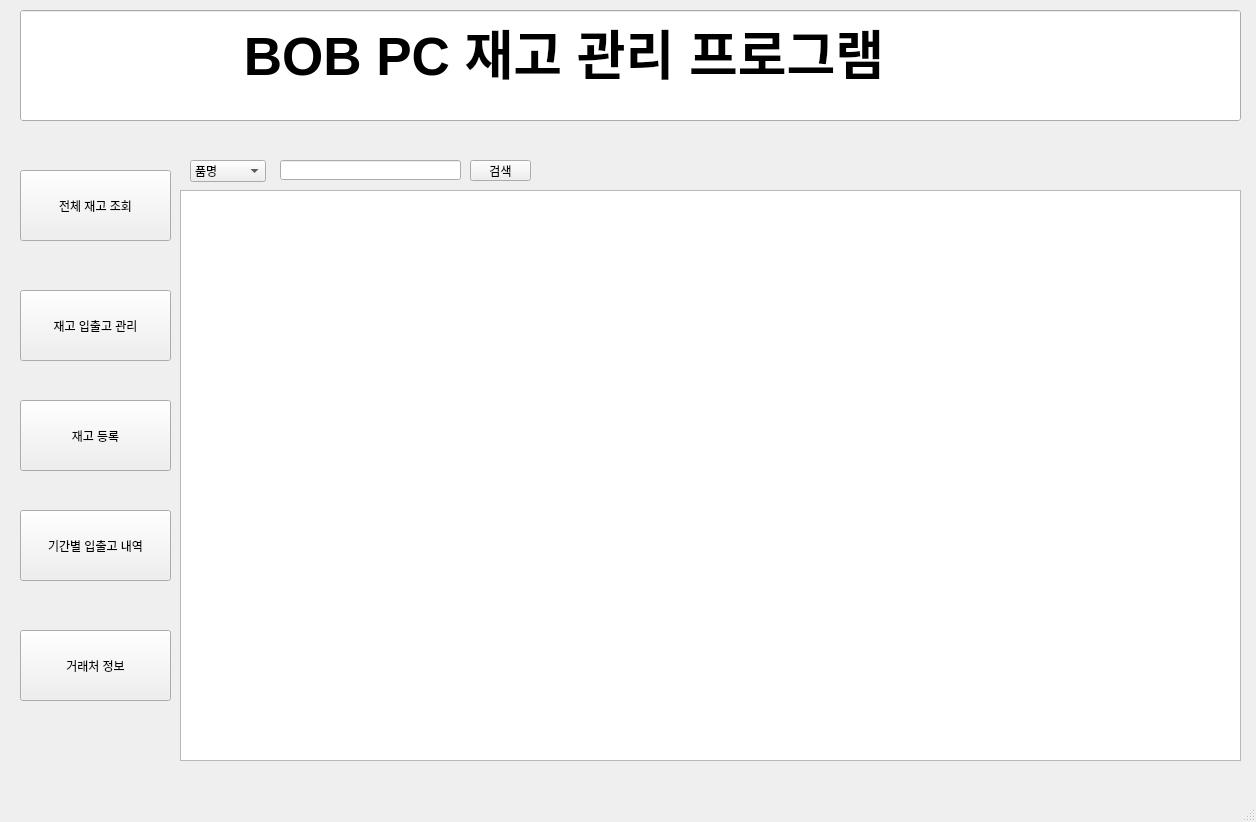
Old version of the form bob.ui in the repository Saintone11/pcstmg.
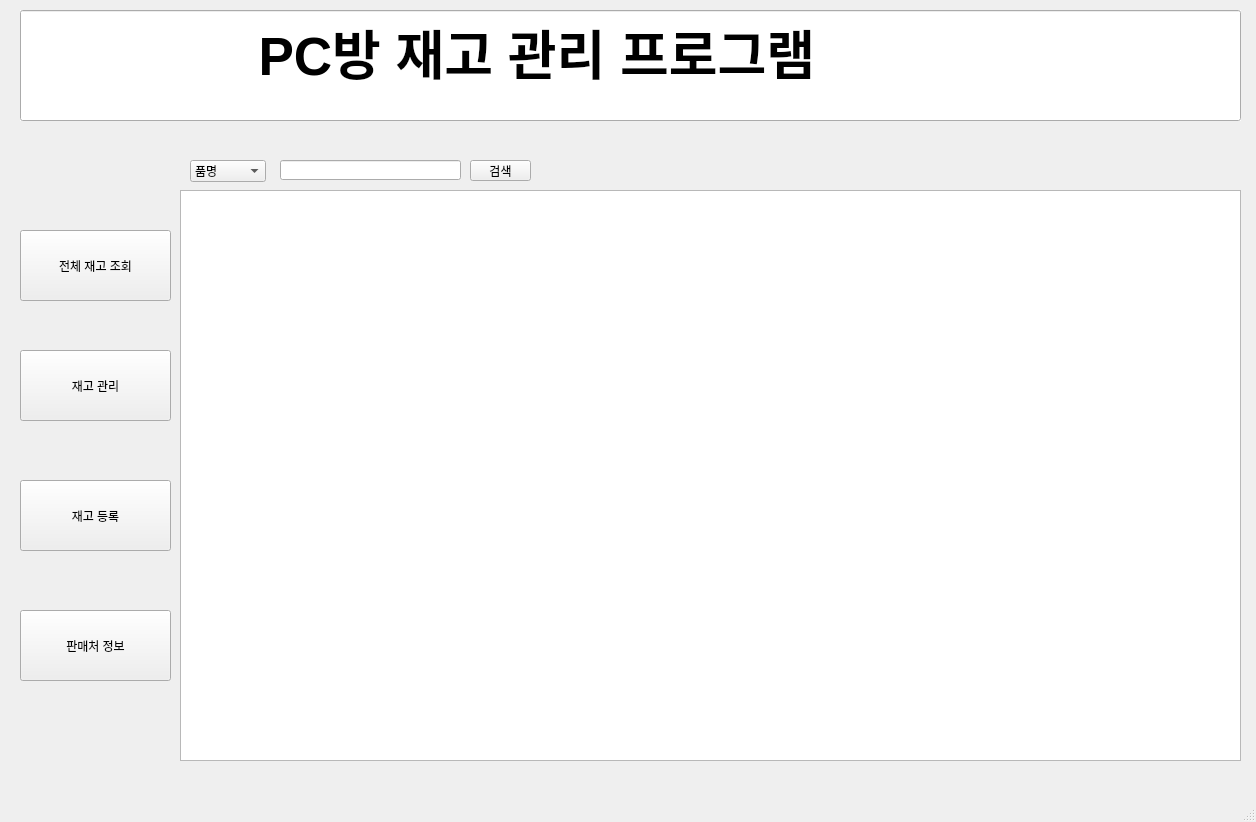
New version of the form.

```diff
--- a/bob.ui
+++ b/bob.ui
@@ -37,14 +37,14 @@
      <bool>true</bool>
     </property>
     <property name="text">
-     <string>               BOB PC 재고 관리 프로그램</string>
+     <string>                PC방 재고 관리 프로그램</string>
     </property>
    </widget>
    <widget class="QPushButton" name="pushButton_View">
     <property name="geometry">
      <rect>
       <x>20</x>
-      <y>170</y>
+      <y>230</y>
       <width>151</width>
       <height>71</height>
      </rect>
@@ -53,24 +53,11 @@
      <string>전체 재고 조회</string>
     </property>
    </widget>
-   <widget class="QPushButton" name="pushButton_manage">
-    <property name="geometry">
-     <rect>
-      <x>20</x>
-      <y>290</y>
-      <width>151</width>
-      <height>71</height>
-     </rect>
-    </property>
-    <property name="text">
-     <string>재고 입출고 관리</string>
-    </property>
-   </widget>
    <widget class="QPushButton" name="pushButton_enroll">
     <property name="geometry">
      <rect>
       <x>20</x>
-      <y>400</y>
+      <y>480</y>
       <width>151</width>
       <height>71</height>
      </rect>
@@ -79,30 +66,30 @@
      <string>재고 등록</string>
     </property>
    </widget>
-   <widget class="QPushButton" name="pushButton_history">
+   <widget class="QPushButton" name="pushButton_manage">
     <property name="geometry">
      <rect>
       <x>20</x>
-      <y>510</y>
+      <y>350</y>
       <width>151</width>
       <height>71</height>
      </rect>
     </property>
     <property name="text">
-     <string>기간별 입출고 내역</string>
+     <string>재고 관리</string>
     </property>
    </widget>
    <widget class="QPushButton" name="pushButton_info">
     <property name="geometry">
      <rect>
       <x>20</x>
-      <y>630</y>
+      <y>610</y>
       <width>151</width>
       <height>71</height>
      </rect>
     </property>
     <property name="text">
-     <string>거래처 정보</string>
+     <string>판매처 정보</string>
     </property>
    </widget>
    <widget class="QTableWidget" name="tableWidget">
```
Left out of the diff: 2 changed lines with no effect on the pictures.
